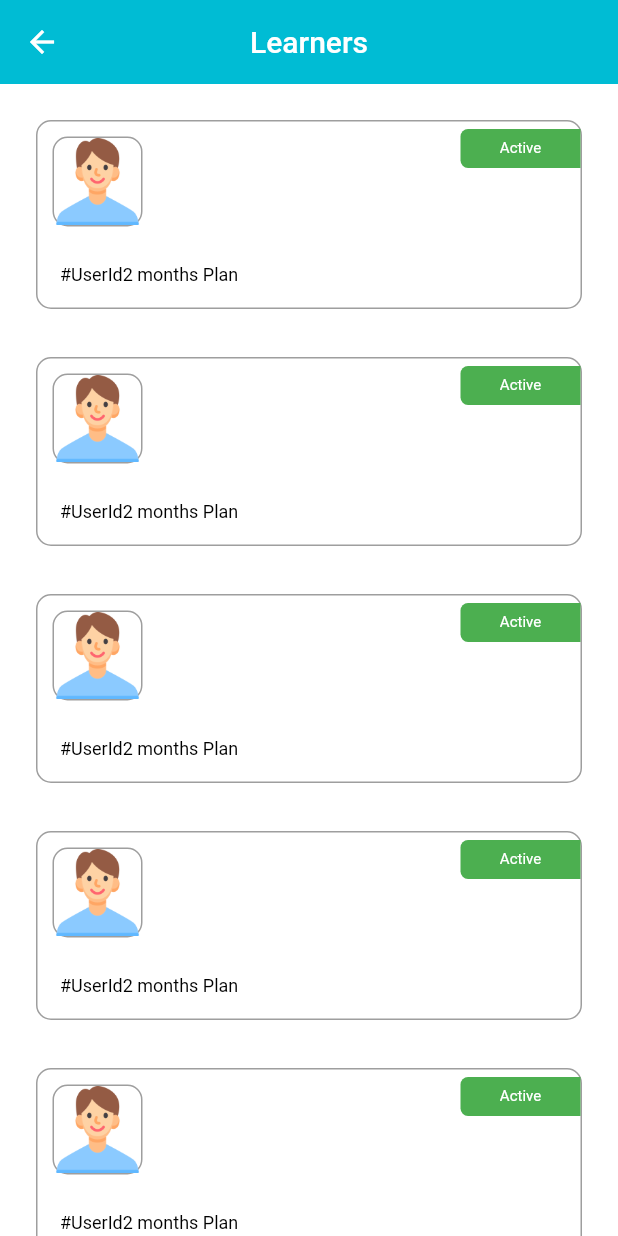
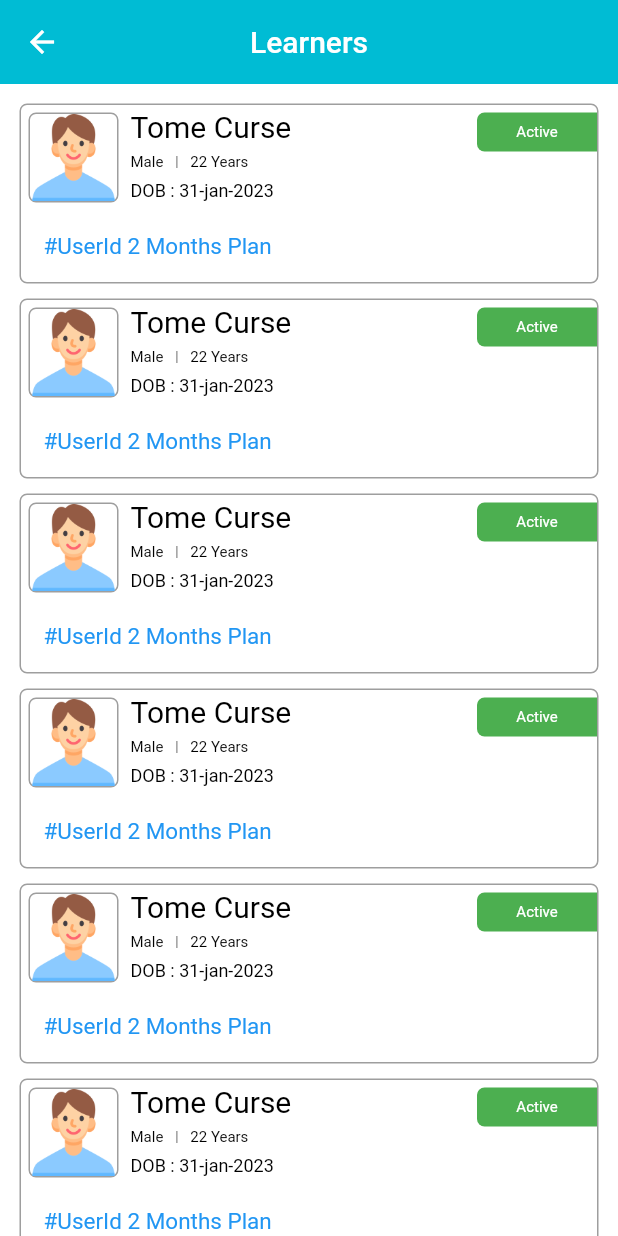
Before and after one commit to FaizanBeriwala/Flutter-Traning, a Flutter app: the LearnerList screen opened by its route, on a phone screen of 412 x 824 dp. Run offline on Flutter 3.47's test engine with Material 2 defaults, Android fonts, the phone set to English and light mode, and no system bars.

Commit message:
- working on Creating learner list ui.

```diff
--- a/lib/screens/list/ui/learnerlist.dart
+++ b/lib/screens/list/ui/learnerlist.dart
@@ -15,14 +15,15 @@ List<LearnerModel> learnerList = [];
 class LearnerWidget extends State<LearnerList> {
   @override
   Widget build(BuildContext context) {
+    learnerList.clear();
     for (var i = 0; i < 10; i++) {
       learnerList.add(LearnerModel(
           name: "Tome Curse",
           gender: "Male",
-          age: "22Years",
+          age: "22 Years",
           date: "10/april/2023 To 23/april/2023",
           DOB: "31-jan-2023",
-          subscriptionTime: "2 months Plan",
+          subscriptionTime: "2 Months Plan",
           expireText: "Active",
           expireColor: Colors.green,
           imagePath: "assets/images/person.png"));
@@ -41,14 +42,12 @@ class LearnerWidget extends State<LearnerList> {
           itemCount: learnerList.length,
           itemBuilder: (context, index) {
             return InkWell(
-              onTap: () {
-                Navigator.of(context).pushNamed("/register");
-              },
+              onTap: () {},
               child: Container(
-                margin: const EdgeInsets.all(16),
+                margin: const EdgeInsets.all(5),
                 decoration: BoxDecoration(
                   border: Border.all(color: Colors.grey),
-                  borderRadius: BorderRadius.circular(10),
+                  borderRadius: BorderRadius.circular(5),
                 ),
                 child: Column(
                   crossAxisAlignment: CrossAxisAlignment.start,
@@ -57,28 +56,72 @@ class LearnerWidget extends State<LearnerList> {
                       crossAxisAlignment: CrossAxisAlignment.start,
                       children: [
                         Padding(
-                          padding: const EdgeInsets.all(10),
+                          padding: const EdgeInsets.all(5),
                           child: Container(
                             width: 60,
                             height: 60,
                             decoration: BoxDecoration(
                                 border: Border.all(color: Colors.grey),
-                                borderRadius: BorderRadius.circular(10)),
+                                borderRadius: BorderRadius.circular(5)),
                             child: Image.asset(
                               learnerList[index].imagePath,
                               fit: BoxFit.cover,
                             ),
                           ),
                         ),
-                        Expanded(flex: 1,
-                            child: Column(
-                              mainAxisAlignment: MainAxisAlignment.start,
-                              crossAxisAlignment: CrossAxisAlignment.start,
-                              children: [],
-                            )
+                        Expanded(
+                          flex: 1,
+                          child: Column(
+                            mainAxisAlignment: MainAxisAlignment.start,
+                            crossAxisAlignment: CrossAxisAlignment.start,
+                            children: [
+                              CustomTextWidget(
+                                msg: learnerList[index].name,
+                                textColor: Colors.black,
+                                fontSize: 20,
+                                isBold: false,
+                                textPadding: 3,
+                              ),
+                              IntrinsicHeight(
+                                child: Row(
+                                  children: [
+                                    CustomTextWidget(
+                                      msg: learnerList[index].gender,
+                                      textColor: Colors.black,
+                                      fontSize: 10,
+                                      isBold: false,
+                                      textPadding: 3,
+                                    ),
+                                    const Padding(
+                                      padding: EdgeInsets.all(5),
+                                      child: VerticalDivider(
+                                        color: Colors.grey,
+                                        thickness: 1,
+                                        width: 2,
+                                      ),
+                                    ),
+                                    CustomTextWidget(
+                                      msg: learnerList[index].age,
+                                      textColor: Colors.black,
+                                      fontSize: 10,
+                                      isBold: false,
+                                      textPadding: 3,
+                                    )
+                                  ],
+                                ),
+                              ),
+                              CustomTextWidget(
+                                msg: "DOB : ${learnerList[index].DOB}",
+                                textColor: Colors.black,
+                                fontSize: 12,
+                                isBold: false,
+                                textPadding: 3,
+                              ),
+                            ],
+                          ),
                         ),
                         Padding(
-                          padding: EdgeInsets.only(top: 5),
+                          padding: const EdgeInsets.only(top: 5),
                           child: Container(
                             constraints: const BoxConstraints(minWidth: 80),
                             decoration: BoxDecoration(
@@ -105,9 +148,9 @@ class LearnerWidget extends State<LearnerList> {
                     Padding(
                       padding: const EdgeInsets.all(10),
                       child: CustomTextWidget(
-                        msg: "#UserId${learnerList[index].subscriptionTime}",
-                        textColor: Colors.black,
-                        fontSize: 12,
+                        msg: "#UserId ${learnerList[index].subscriptionTime}",
+                        textColor: Colors.blue,
+                        fontSize: 15,
                         isBold: false,
                         textPadding: 5,
                       ),
```
